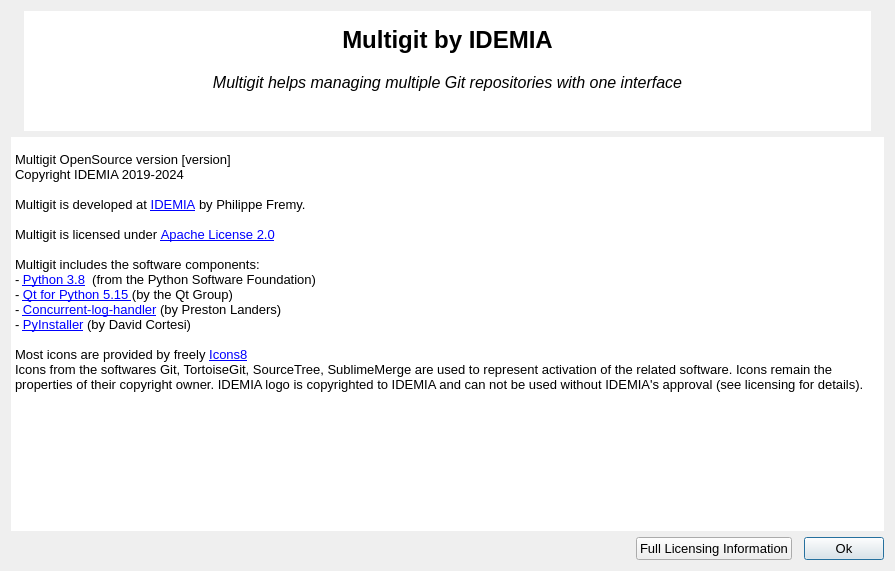
idemia/multigit, file src/gui/ui_about.ui: the form before one commit.
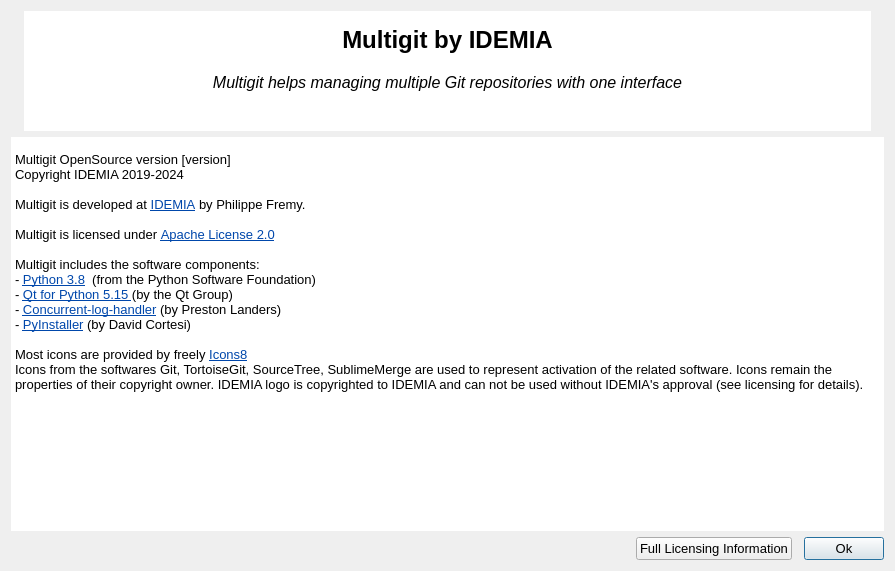
The form after the commit. Icons and pictures are not drawn.

Commit message: Use more universal blue

```diff
--- a/src/gui/ui_about.ui
+++ b/src/gui/ui_about.ui
@@ -148,17 +148,17 @@
 &lt;p style=&quot; margin-top:0px; margin-bottom:0px; margin-left:0px; margin-right:0px; -qt-block-indent:0; text-indent:0px;&quot;&gt;&lt;span style=&quot; font-family:'MS Shell Dlg 2'; font-size:10pt;&quot;&gt;Multigit OpenSource version [version]&lt;/span&gt;&lt;/p&gt;
 &lt;p style=&quot; margin-top:0px; margin-bottom:0px; margin-left:0px; margin-right:0px; -qt-block-indent:0; text-indent:0px;&quot;&gt;&lt;span style=&quot; font-family:'MS Shell Dlg 2'; font-size:10pt;&quot;&gt;Copyright IDEMIA 2019-2024&lt;/span&gt;&lt;/p&gt;
 &lt;p style=&quot;-qt-paragraph-type:empty; margin-top:0px; margin-bottom:0px; margin-left:0px; margin-right:0px; -qt-block-indent:0; text-indent:0px; font-family:'MS Shell Dlg 2'; font-size:10pt;&quot;&gt;&lt;br /&gt;&lt;/p&gt;
-&lt;p style=&quot; margin-top:0px; margin-bottom:0px; margin-left:0px; margin-right:0px; -qt-block-indent:0; text-indent:0px;&quot;&gt;&lt;span style=&quot; font-family:'MS Shell Dlg 2'; font-size:10pt;&quot;&gt;Multigit is developed at &lt;/span&gt;&lt;a href=&quot;https://www.idemia.com/&quot;&gt;&lt;span style=&quot; font-family:'MS Shell Dlg 2'; font-size:10pt; text-decoration: underline; color:#0000ff;&quot;&gt;IDEMIA&lt;/span&gt;&lt;/a&gt;&lt;span style=&quot; font-family:'MS Shell Dlg 2'; font-size:10pt;&quot;&gt; by Philippe Fremy.&lt;/span&gt;&lt;/p&gt;
+&lt;p style=&quot; margin-top:0px; margin-bottom:0px; margin-left:0px; margin-right:0px; -qt-block-indent:0; text-indent:0px;&quot;&gt;&lt;span style=&quot; font-family:'MS Shell Dlg 2'; font-size:10pt;&quot;&gt;Multigit is developed at &lt;/span&gt;&lt;a href=&quot;https://www.idemia.com/&quot;&gt;&lt;span style=&quot; font-family:'MS Shell Dlg 2'; font-size:10pt; text-decoration: underline; color:#0047AB;&quot;&gt;IDEMIA&lt;/span&gt;&lt;/a&gt;&lt;span style=&quot; font-family:'MS Shell Dlg 2'; font-size:10pt;&quot;&gt; by Philippe Fremy.&lt;/span&gt;&lt;/p&gt;
 &lt;p style=&quot;-qt-paragraph-type:empty; margin-top:0px; margin-bottom:0px; margin-left:0px; margin-right:0px; -qt-block-indent:0; text-indent:0px; font-family:'MS Shell Dlg 2'; font-size:10pt;&quot;&gt;&lt;br /&gt;&lt;/p&gt;
-&lt;p style=&quot; margin-top:0px; margin-bottom:0px; margin-left:0px; margin-right:0px; -qt-block-indent:0; text-indent:0px;&quot;&gt;&lt;span style=&quot; font-family:'MS Shell Dlg 2'; font-size:10pt;&quot;&gt;Multigit is licensed under &lt;/span&gt;&lt;a href=&quot;http://www.apache.org/licenses/LICENSE-2.0&quot;&gt;&lt;span style=&quot; font-family:'MS Shell Dlg 2'; font-size:10pt; text-decoration: underline; color:#0000ff;&quot;&gt;Apache License 2.0&lt;/span&gt;&lt;/a&gt;&lt;/p&gt;
+&lt;p style=&quot; margin-top:0px; margin-bottom:0px; margin-left:0px; margin-right:0px; -qt-block-indent:0; text-indent:0px;&quot;&gt;&lt;span style=&quot; font-family:'MS Shell Dlg 2'; font-size:10pt;&quot;&gt;Multigit is licensed under &lt;/span&gt;&lt;a href=&quot;http://www.apache.org/licenses/LICENSE-2.0&quot;&gt;&lt;span style=&quot; font-family:'MS Shell Dlg 2'; font-size:10pt; text-decoration: underline; color:#0047AB;&quot;&gt;Apache License 2.0&lt;/span&gt;&lt;/a&gt;&lt;/p&gt;
 &lt;p style=&quot;-qt-paragraph-type:empty; margin-top:0px; margin-bottom:0px; margin-left:0px; margin-right:0px; -qt-block-indent:0; text-indent:0px; font-family:'MS Shell Dlg 2'; font-size:10pt;&quot;&gt;&lt;br /&gt;&lt;/p&gt;
 &lt;p style=&quot; margin-top:0px; margin-bottom:0px; margin-left:0px; margin-right:0px; -qt-block-indent:0; text-indent:0px;&quot;&gt;&lt;span style=&quot; font-family:'MS Shell Dlg 2'; font-size:10pt;&quot;&gt;Multigit includes the software components:&lt;/span&gt;&lt;/p&gt;
-&lt;p style=&quot; margin-top:0px; margin-bottom:0px; margin-left:0px; margin-right:0px; -qt-block-indent:0; text-indent:0px;&quot;&gt;&lt;span style=&quot; font-family:'MS Shell Dlg 2'; font-size:10pt;&quot;&gt;- &lt;/span&gt;&lt;a href=&quot;https://www.python.org&quot;&gt;&lt;span style=&quot; font-family:'MS Shell Dlg 2'; font-size:10pt; text-decoration: underline; color:#0000ff;&quot;&gt;Python 3.8&lt;/span&gt;&lt;/a&gt;&lt;span style=&quot; font-family:'MS Shell Dlg 2'; font-size:10pt;&quot;&gt;  (from the Python Software Foundation)&lt;/span&gt;&lt;/p&gt;
-&lt;p style=&quot; margin-top:0px; margin-bottom:0px; margin-left:0px; margin-right:0px; -qt-block-indent:0; text-indent:0px;&quot;&gt;&lt;span style=&quot; font-family:'MS Shell Dlg 2'; font-size:10pt;&quot;&gt;- &lt;/span&gt;&lt;a href=&quot;https://www.qt.io/&quot;&gt;&lt;span style=&quot; font-family:'MS Shell Dlg 2'; font-size:10pt; text-decoration: underline; color:#0000ff;&quot;&gt;Qt for Python 5.15 &lt;/span&gt;&lt;/a&gt;&lt;span style=&quot; font-family:'MS Shell Dlg 2'; font-size:10pt;&quot;&gt;(by the Qt Group)&lt;/span&gt;&lt;/p&gt;
-&lt;p style=&quot; margin-top:0px; margin-bottom:0px; margin-left:0px; margin-right:0px; -qt-block-indent:0; text-indent:0px;&quot;&gt;&lt;span style=&quot; font-family:'MS Shell Dlg 2'; font-size:10pt;&quot;&gt;- &lt;/span&gt;&lt;a href=&quot;https://pypi.org/project/concurrent-log-handler/&quot;&gt;&lt;span style=&quot; font-family:'MS Shell Dlg 2'; font-size:10pt; text-decoration: underline; color:#0000ff;&quot;&gt;Concurrent-log-handler&lt;/span&gt;&lt;/a&gt;&lt;span style=&quot; font-family:'MS Shell Dlg 2'; font-size:10pt;&quot;&gt; (by Preston Landers)&lt;/span&gt;&lt;/p&gt;
-&lt;p style=&quot; margin-top:0px; margin-bottom:0px; margin-left:0px; margin-right:0px; -qt-block-indent:0; text-indent:0px;&quot;&gt;&lt;span style=&quot; font-family:'MS Shell Dlg 2'; font-size:10pt;&quot;&gt;- &lt;/span&gt;&lt;a href=&quot;https://pyinstaller.org/en/stable/&quot;&gt;&lt;span style=&quot; font-family:'MS Shell Dlg 2'; font-size:10pt; text-decoration: underline; color:#0000ff;&quot;&gt;PyInstaller&lt;/span&gt;&lt;/a&gt;&lt;span style=&quot; font-family:'MS Shell Dlg 2'; font-size:10pt;&quot;&gt; (by David Cortesi)&lt;/span&gt;&lt;/p&gt;
+&lt;p style=&quot; margin-top:0px; margin-bottom:0px; margin-left:0px; margin-right:0px; -qt-block-indent:0; text-indent:0px;&quot;&gt;&lt;span style=&quot; font-family:'MS Shell Dlg 2'; font-size:10pt;&quot;&gt;- &lt;/span&gt;&lt;a href=&quot;https://www.python.org&quot;&gt;&lt;span style=&quot; font-family:'MS Shell Dlg 2'; font-size:10pt; text-decoration: underline; color:#0047AB;&quot;&gt;Python 3.8&lt;/span&gt;&lt;/a&gt;&lt;span style=&quot; font-family:'MS Shell Dlg 2'; font-size:10pt;&quot;&gt;  (from the Python Software Foundation)&lt;/span&gt;&lt;/p&gt;
+&lt;p style=&quot; margin-top:0px; margin-bottom:0px; margin-left:0px; margin-right:0px; -qt-block-indent:0; text-indent:0px;&quot;&gt;&lt;span style=&quot; font-family:'MS Shell Dlg 2'; font-size:10pt;&quot;&gt;- &lt;/span&gt;&lt;a href=&quot;https://www.qt.io/&quot;&gt;&lt;span style=&quot; font-family:'MS Shell Dlg 2'; font-size:10pt; text-decoration: underline; color:#0047AB;&quot;&gt;Qt for Python 5.15 &lt;/span&gt;&lt;/a&gt;&lt;span style=&quot; font-family:'MS Shell Dlg 2'; font-size:10pt;&quot;&gt;(by the Qt Group)&lt;/span&gt;&lt;/p&gt;
+&lt;p style=&quot; margin-top:0px; margin-bottom:0px; margin-left:0px; margin-right:0px; -qt-block-indent:0; text-indent:0px;&quot;&gt;&lt;span style=&quot; font-family:'MS Shell Dlg 2'; font-size:10pt;&quot;&gt;- &lt;/span&gt;&lt;a href=&quot;https://pypi.org/project/concurrent-log-handler/&quot;&gt;&lt;span style=&quot; font-family:'MS Shell Dlg 2'; font-size:10pt; text-decoration: underline; color:#0047AB;&quot;&gt;Concurrent-log-handler&lt;/span&gt;&lt;/a&gt;&lt;span style=&quot; font-family:'MS Shell Dlg 2'; font-size:10pt;&quot;&gt; (by Preston Landers)&lt;/span&gt;&lt;/p&gt;
+&lt;p style=&quot; margin-top:0px; margin-bottom:0px; margin-left:0px; margin-right:0px; -qt-block-indent:0; text-indent:0px;&quot;&gt;&lt;span style=&quot; font-family:'MS Shell Dlg 2'; font-size:10pt;&quot;&gt;- &lt;/span&gt;&lt;a href=&quot;https://pyinstaller.org/en/stable/&quot;&gt;&lt;span style=&quot; font-family:'MS Shell Dlg 2'; font-size:10pt; text-decoration: underline; color:#0047AB;&quot;&gt;PyInstaller&lt;/span&gt;&lt;/a&gt;&lt;span style=&quot; font-family:'MS Shell Dlg 2'; font-size:10pt;&quot;&gt; (by David Cortesi)&lt;/span&gt;&lt;/p&gt;
 &lt;p style=&quot;-qt-paragraph-type:empty; margin-top:0px; margin-bottom:0px; margin-left:0px; margin-right:0px; -qt-block-indent:0; text-indent:0px; font-family:'MS Shell Dlg 2'; font-size:10pt;&quot;&gt;&lt;br /&gt;&lt;/p&gt;
-&lt;p style=&quot; margin-top:0px; margin-bottom:0px; margin-left:0px; margin-right:0px; -qt-block-indent:0; text-indent:0px;&quot;&gt;&lt;span style=&quot; font-family:'MS Shell Dlg 2'; font-size:10pt;&quot;&gt;Most icons are provided by freely &lt;/span&gt;&lt;a href=&quot;https://icons8.com&quot;&gt;&lt;span style=&quot; font-family:'MS Shell Dlg 2'; font-size:10pt; text-decoration: underline; color:#0000ff;&quot;&gt;Icons8&lt;/span&gt;&lt;/a&gt;&lt;/p&gt;
+&lt;p style=&quot; margin-top:0px; margin-bottom:0px; margin-left:0px; margin-right:0px; -qt-block-indent:0; text-indent:0px;&quot;&gt;&lt;span style=&quot; font-family:'MS Shell Dlg 2'; font-size:10pt;&quot;&gt;Most icons are provided by freely &lt;/span&gt;&lt;a href=&quot;https://icons8.com&quot;&gt;&lt;span style=&quot; font-family:'MS Shell Dlg 2'; font-size:10pt; text-decoration: underline; color:#0047AB;&quot;&gt;Icons8&lt;/span&gt;&lt;/a&gt;&lt;/p&gt;
 &lt;p style=&quot; margin-top:0px; margin-bottom:0px; margin-left:0px; margin-right:0px; -qt-block-indent:0; text-indent:0px;&quot;&gt;&lt;span style=&quot; font-family:'MS Shell Dlg 2'; font-size:10pt;&quot;&gt;Icons from the softwares Git, TortoiseGit, SourceTree, SublimeMerge are used to represent activation of the related software. Icons remain the properties of their copyright owner. IDEMIA logo is copyrighted to IDEMIA and can not be used without IDEMIA's approval (see licensing for details).&lt;/span&gt;&lt;/p&gt;&lt;/body&gt;&lt;/html&gt;</string>
      </property>
      <property name="openExternalLinks">
```
The commit also changes 1 other file.
